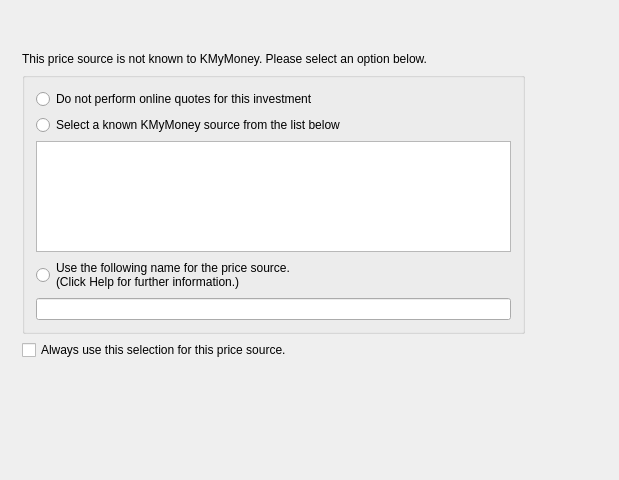
Above: kmymoney/dialogs/kgncpricesourcedlgdecl.ui from KDE/kmymoney before the change. Below: the same form after it.
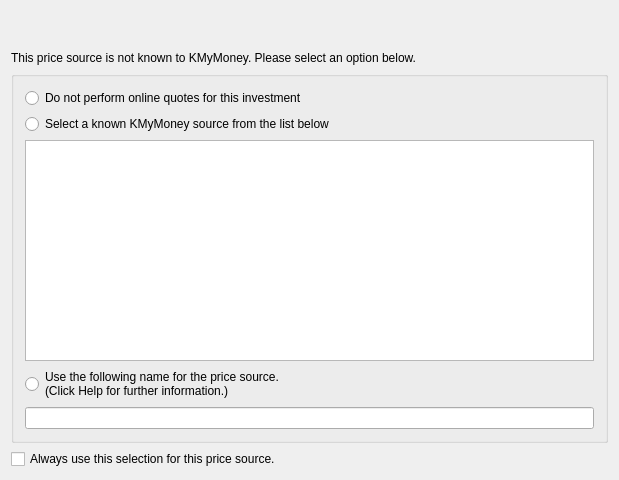
That is the form after the change. Custom widgets are drawn as their Qt base class.

Commit message: Fixed layouts of GNC importer dialogs

Diff of the .ui file:
```diff
--- a/kmymoney/dialogs/kgncpricesourcedlgdecl.ui
+++ b/kmymoney/dialogs/kgncpricesourcedlgdecl.ui
@@ -19,20 +19,7 @@
   <property name="windowTitle">
    <string>Online Quotes - Select price source</string>
   </property>
-  <widget class="QSplitter" name="splitter1">
-   <property name="geometry">
-    <rect>
-     <x>11</x>
-     <y>1</y>
-     <width>525</width>
-     <height>370</height>
-    </rect>
-   </property>
-   <property name="orientation">
-    <enum>Qt::Horizontal</enum>
-   </property>
-   <widget class="QWidget" name="layout6">
-    <layout class="QVBoxLayout">
+  <layout class="QVBoxLayout" name="verticalLayout">
      <item>
       <widget class="QLabel" name="textStockName">
        <property name="text">
@@ -117,8 +104,6 @@
       </widget>
      </item>
     </layout>
-   </widget>
-  </widget>
  </widget>
  <layoutdefault spacing="6" margin="11"/>
  <customwidgets>
```
Lines whose indentation alone changed are shown as unchanged. The commit also changes 1 other file.
